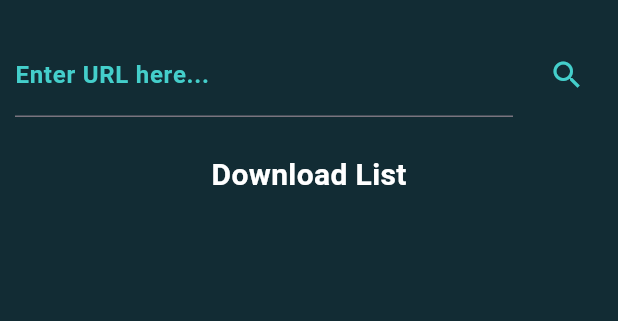
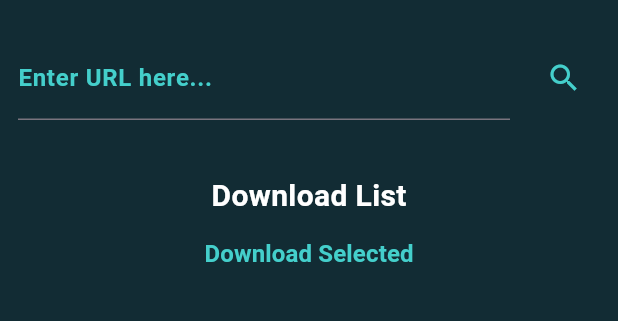
Before and after one commit to jcub1011/youtube_downloader, a Flutter app: the screen it shows after launch, after a tap on the "search" icon, on a phone screen of 412 x 824 dp, the part 66-387 px from its top. Run offline on Flutter 3.47's test engine with Material 3 defaults, Android fonts, the phone set to English and light mode, and no system bars; our stand-ins replace flutter_riverpod; missing offline and left inert: youtube_explode_dart; generated files the repository leaves out were written again.

Commit message:
Working on new download scheme.

```diff
--- a/lib/src/entities/download_request.dart
+++ b/lib/src/entities/download_request.dart
@@ -1,3 +1,5 @@
+import 'dart:developer';
+
 import 'package:youtube_explode_dart/youtube_explode_dart.dart';
 
 class DownloadRequestArgs {
@@ -6,10 +8,35 @@ class DownloadRequestArgs {
   DownloadRequestArgs(this.isAudioOnly);
 }
 
+class YTExplodeWrapper {
+  static final Finalizer<YoutubeExplode> _finalizer = Finalizer<YoutubeExplode>((instance) {
+    instance.close();
+    log("YoutubeExplode instance closed.");
+  });
+
+  final YoutubeExplode _ytExplode;
+  YoutubeExplode get instance => _ytExplode;
+
+  YTExplodeWrapper(this._ytExplode) {
+    _finalizer.attach(this, _ytExplode, detach: this);
+    log("YoutubeExplode instance initialized.");
+  }
+
+  void close() {
+    _ytExplode.close();
+    _finalizer.detach(this);
+    log("YoutubeExplode instance closed and detached.");
+  }
+}
+
+/*
 // Singleton class for YoutubeExplode.
 class YouTube {
-  static final _instance = YoutubeExplode();
-  static YoutubeExplode get instance => _instance;
+  static final YTExplodeWrapper _instance = YTExplodeWrapper(YoutubeExplode());
+
+  static YoutubeExplode get instance {
+    return _instance.instance;
+  }
 }
 
 /// Holds relevant information for a download request.
@@ -18,4 +45,4 @@ class DownloadRequest {
   final DownloadRequestArgs downloadArgs;
 
   DownloadRequest(this.video, this.downloadArgs);
-}
+}*/
--- a/lib/src/ui_components/download_list.dart
+++ b/lib/src/ui_components/download_list.dart
@@ -13,10 +13,13 @@ class DownloadListView extends ConsumerWidget {
   Widget build(BuildContext context, WidgetRef ref) {
     var downloadList = ref.watch(downloadListProvider);
 
-    return Expanded(
-      child: ListView(
-        children: downloadList.map((ImmutableDownloadListItem item) {
+    return ListView.builder(
+      scrollDirection: Axis.vertical,
+      itemCount: downloadList.length,
+      itemBuilder: (context, index) {
+        var item = downloadList[index];
         return CheckboxListTile(
+          controlAffinity: ListTileControlAffinity.leading,
           title: DefaultTextStyle(
             style: const TextStyle(
               color: Colors.white,
@@ -31,8 +34,7 @@ class DownloadListView extends ConsumerWidget {
             log("Item ${item.title} is now ${item.isSelected ? "selected" : "unselected"}");
           },
         );
-        }).toList()
-      ),
+      },
     );
   }
 }
@@ -77,7 +79,8 @@ class DownloadListItem {
         isSelected = true;
 
   void getVideo(String link) {
-    YouTube.instance.videos.get(url).then(
+      YTExplodeWrapper wrapper = YTExplodeWrapper(YoutubeExplode());
+      wrapper.instance.videos.get(url).then(
       (Video video) {
         _video = video;
         _title = video.title;
--- a/lib/src/ui_components/home_page.dart
+++ b/lib/src/ui_components/home_page.dart
@@ -3,6 +3,7 @@ import 'package:flutter/material.dart';
 import 'package:flutter_riverpod/flutter_riverpod.dart';
 import 'package:youtube_downloader/main.dart';
 import 'package:youtube_downloader/src/ui_components/download_list.dart';
+import 'package:youtube_downloader/src/ui_components/download_overview_page.dart';
 
 class HomePage extends ConsumerStatefulWidget {
   const HomePage({super.key});
@@ -20,6 +21,7 @@ class _HomePageState extends ConsumerState<HomePage> {
   String? sourceUrl;
   final TextEditingController _sourceUrlController = TextEditingController();
   final DownloadListView _downloadListView = const DownloadListView();
+  final DownloadOverviewPage _downloadOverviewPage = const DownloadOverviewPage();
 
   retrieveDownloadInfo() {
     setState(() {
@@ -29,11 +31,8 @@ class _HomePageState extends ConsumerState<HomePage> {
 
   @override
   Widget build(BuildContext context) {
-    return Container(
-      decoration: const BoxDecoration(
-        color: Color(0xFF122C34)
-      ),
-      child: Scaffold(
+    return Scaffold(
+      backgroundColor: const Color(0xFF122C34),
       appBar: AppBar(
         title: const Text(
           "YouTube Downloader",
@@ -48,57 +47,9 @@ class _HomePageState extends ConsumerState<HomePage> {
         backgroundColor: Colors.transparent,
         foregroundColor: Colors.white,
       ),
-        body: Center(
-          child: Container(
-            constraints: const BoxConstraints(
-              maxWidth: 500,
-            ),
-
-            padding: const EdgeInsets.all(10),
-            child: Column(
+      body: Column(
         children: [
-                Row(
-                  mainAxisAlignment: MainAxisAlignment.center,
-                  crossAxisAlignment: CrossAxisAlignment.center,
-                  children: <Widget>[
-                  Expanded(
-                    child: TextFormField(
-                      controller: _sourceUrlController,
-                      style: const TextStyle(
-                        color: Colors.white,
-                        fontWeight: FontWeight.normal,
-                      ),
-                      decoration: InputDecoration(
-                        focusedBorder: OutlineInputBorder(
-                          borderRadius: BorderRadius.circular(8),
-                          borderSide: const BorderSide(
-                            color: Color(0xFF224870),
-                          )
-                        ),
-                        filled: false,
-
-                        // Placeholder text
-                        labelText: 'Enter URL here...',
-                        labelStyle: const TextStyle(
-                          color: Color(0xFF44CFCB),
-                          fontWeight: FontWeight.bold,
-                        ),
-                      ),
-
-                    )
-                  ),
-                  const SizedBox(width: 12),
-                  IconButton(
-                    icon: const Icon(Icons.search),
-                    color: const Color(0xFF44CFCB),
-                    onPressed: () {
-                      log("URL: ${_sourceUrlController.text}");
-                      ref.read(downloadListProvider.notifier)
-                        .setDownloadSource(_sourceUrlController.text);
-                    }
-                  ),
-                 ]
-                ),
+          UrlEntrySpot(sourceUrlController: _sourceUrlController),
           const SizedBox(height: 24),
           const Text(
             "Download List",
@@ -108,12 +59,73 @@ class _HomePageState extends ConsumerState<HomePage> {
               fontWeight: FontWeight.bold,
             ),
           ),
-                _downloadListView,
+          TextButton(
+            onPressed: () {
+              ref.read(downloadProgressProvider.notifier).setDownloadProgressTargets(ref.read(downloadListProvider));
+            },
+            child: const Text(
+              "Download Selected",
+              style: TextStyle(
+                color: Color(0xFF44CFCB),
+                fontSize: 16,
+                fontWeight: FontWeight.bold,
+              ),
+            ),
+          ),
+          Expanded(
+            child: Row(
+              children: [
+                Expanded(child: _downloadListView),
+                Expanded(child: _downloadOverviewPage)
               ],
             ),
-          ),
           )
+          ],
         ),
       );
   }
 }
+
+class UrlEntrySpot extends ConsumerWidget {
+  const UrlEntrySpot({super.key, required this.sourceUrlController});
+  final TextEditingController sourceUrlController;
+
+  @override
+  Widget build(BuildContext context, WidgetRef ref) {
+    return Padding(
+      padding: const EdgeInsets.all(12),
+      child: Row(
+        mainAxisAlignment: MainAxisAlignment.center,
+        crossAxisAlignment: CrossAxisAlignment.center,
+        children: [
+          Expanded(
+            child: TextFormField(
+              controller: sourceUrlController,
+              style: const TextStyle(
+                color: Colors.white,
+                fontWeight: FontWeight.normal,
+              ),
+              decoration: const InputDecoration(
+                labelText: 'Enter URL here...',
+                labelStyle: TextStyle(
+                  color: Color(0xFF44CFCB),
+                  fontWeight: FontWeight.bold,
+                ),
+              ),
+            ),
+          ),
+          const SizedBox(width: 12),
+          IconButton(
+            icon: const Icon(Icons.search),
+            color: const Color(0xFF44CFCB),
+            onPressed: () {
+              log("URL: ${sourceUrlController.text}");
+              ref.read(downloadListProvider.notifier)
+                .setDownloadSource(sourceUrlController.text);
+            }
+          ),
+        ],
+      ),
+    );
+  }
+}
--- a/pubspec.yaml
+++ b/pubspec.yaml
@@ -15,6 +15,7 @@ dependencies:
   flutter_localizations:
     sdk: flutter
   flutter_riverpod: ^2.6.1
+  http: ^1.3.0
   youtube_explode_dart: ^2.4.0
 
 dev_dependencies:
```
Also changed, not shown: lib/main.dart (+86 -3 lines), lib/src/ui_components/download_overview_page.dart (+34 -21 lines), pubspec.lock. Lines whose indentation alone changed are shown as unchanged.
